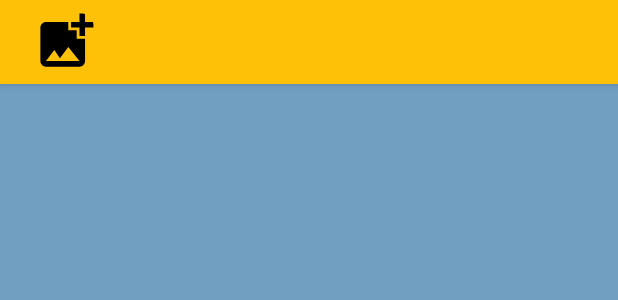
After one commit to alexp0111/Let-scube, an Android app: the layout fragment_dialogue.xml on its own in the app's theme, with its tools: preview values and no code run, on a phone screen of 412 x 824 dp. The commit adds this screen. Shown: the top 300 px of the screen. Run offline under Robolectric (Android 15) with nearby library versions, the light colour scheme and no system bars.

Commit message:
-Toolbar in fragment_dialogue.xml completed

```diff
--- a/app/src/main/java/com/example/lbar/fragments/FriendsFragment.java
+++ b/app/src/main/java/com/example/lbar/fragments/FriendsFragment.java
@@ -95,7 +95,7 @@ public class FriendsFragment extends Fragment {
 
             @Override
             public void onTextChanged(CharSequence charSequence, int i, int i1, int i2) {
-                searchUsers(charSequence.toString(), fUser);
+                searchUsers(charSequence.toString().toLowerCase(), fUser);
             }
 
             @Override
@@ -118,7 +118,7 @@ public class FriendsFragment extends Fragment {
     }
 
     private void searchUsers(String s, FirebaseUser fUser) {
-        Query query = FirebaseDatabase.getInstance().getReference("Users").orderByChild("us_name")
+        Query query = FirebaseDatabase.getInstance().getReference("Users").orderByChild("search_tool")
                 .startAt(s).endAt(s + "\uf8ff");
 
         query.addValueEventListener(new ValueEventListener() {
--- /dev/null
+++ b/app/src/main/res/layout/fragment_dialogue.xml
@@ -0,0 +1,44 @@
+<?xml version="1.0" encoding="utf-8"?>
+<RelativeLayout xmlns:android="http://schemas.android.com/apk/res/android"
+    xmlns:app="http://schemas.android.com/apk/res-auto"
+    android:layout_width="match_parent"
+    android:layout_height="match_parent"
+    android:background="#719fc1">
+
+    <androidx.appcompat.widget.Toolbar
+        android:id="@+id/toolbar_in_dialogue"
+        android:layout_width="match_parent"
+        android:gravity="start"
+        android:layout_height="?attr/actionBarSize"
+        android:background="@color/colorPrimary"
+        android:elevation="4dp"
+        android:theme="@style/BlackDrawerIconStyle.DrawerIconStyle"
+        app:popupTheme="@style/ThemeOverlay.AppCompat.Light"
+        app:titleTextColor="#000000">
+
+        <LinearLayout
+            android:layout_width="match_parent"
+            android:gravity="start"
+            android:layout_height="wrap_content">
+
+            <de.hdodenhof.circleimageview.CircleImageView
+                android:id="@+id/dialog_us_img"
+                android:layout_width="55dp"
+                android:padding="5sp"
+                android:layout_height="55dp"
+                android:src="@drawable/ic_add_photo" />
+
+            <TextView
+                android:id="@+id/dialog_txt_us_name"
+                style="@style/AppTheme_2"
+                android:layout_width="match_parent"
+                android:layout_height="match_parent"
+                android:gravity="center_vertical"
+                android:padding="5sp"
+                android:textColor="#263238"
+                android:textSize="22sp" />
+
+        </LinearLayout>
+    </androidx.appcompat.widget.Toolbar>
+
+</RelativeLayout>
```
Also changed, not shown: app/src/main/java/com/example/lbar/Adapter/UserAdapter.java (+28 -0 lines), app/src/main/java/com/example/lbar/fragments/DialogueFragment.java (added, +62 -0 lines), app/src/main/res/drawable/ic_baseline_arrow_back_24.xml (added, +10 -0 lines), app/src/main/res/drawable/ic_baseline_arrow_back_ios_24.xml (added, +10 -0 lines), app/src/main/res/layout/dialog_fragment.xml (deleted, +0 -12 lines), app/src/main/res/layout/fragment_on_logg_completed.xml (+3 -4 lines).
